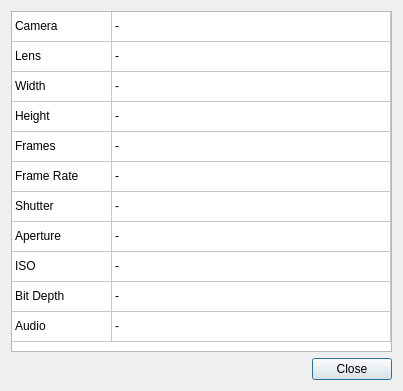
Old version of the form platform/qt/InfoDialog.ui in the repository ilia3101/MLV-App.
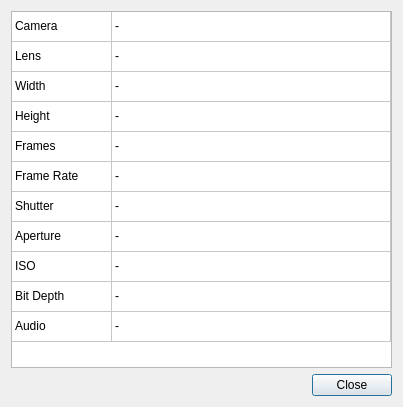
New version of the form.

Commit message: QtApp: Size of Infodialog adapted.

The edit to the form file:
```diff
--- a/platform/qt/InfoDialog.ui
+++ b/platform/qt/InfoDialog.ui
@@ -7,7 +7,7 @@
     <x>0</x>
     <y>0</y>
     <width>403</width>
-    <height>391</height>
+    <height>407</height>
    </rect>
   </property>
   <property name="windowTitle">
```
